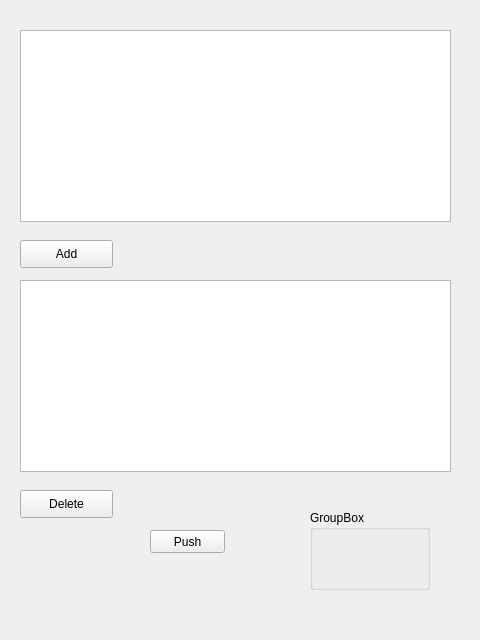
First picture: the form in src/stackedwindow.ui, repository hsBoyz/MiniLockSync, before the edit.
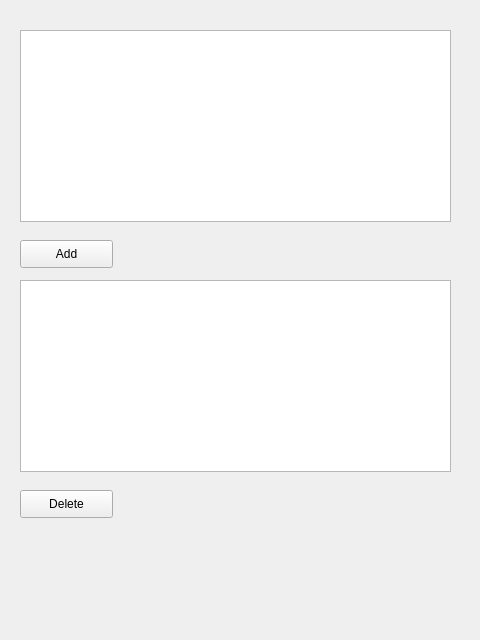
Second picture: the form after the edit.

Diff of the .ui file:
```diff
--- a/src/stackedwindow.ui
+++ b/src/stackedwindow.ui
@@ -327,32 +327,6 @@
      </rect>
     </property>
    </widget>
-   <widget class="QPushButton" name="pushButton_11">
-    <property name="geometry">
-     <rect>
-      <x>150</x>
-      <y>530</y>
-      <width>75</width>
-      <height>23</height>
-     </rect>
-    </property>
-    <property name="text">
-     <string>Push</string>
-    </property>
-   </widget>
-   <widget class="QGroupBox" name="groupBox_2">
-    <property name="geometry">
-     <rect>
-      <x>310</x>
-      <y>510</y>
-      <width>120</width>
-      <height>80</height>
-     </rect>
-    </property>
-    <property name="title">
-     <string>GroupBox</string>
-    </property>
-   </widget>
   </widget>
   <widget class="QWidget" name="Dropbox">
    <widget class="QPushButton" name="pushZurueckDropbox">
```
Left out of the diff: 4 changed lines with no effect on the pictures.
